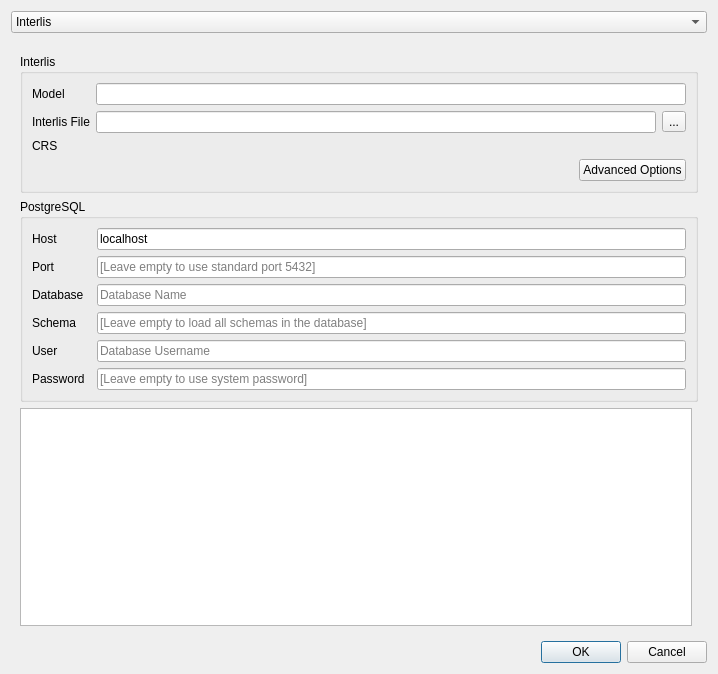
opengisch/QgisModelBaker, file projectgenerator/ui/generate_project.ui: the form before one commit.
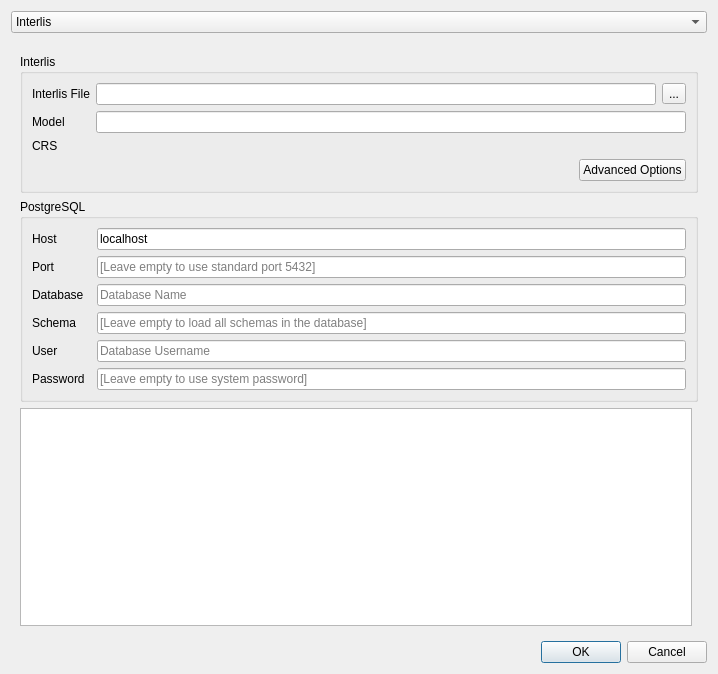
The form after the commit. Custom widgets are drawn as their Qt base class.

Commit message: Modify UI order model and ili file and add validations

Patch:
```diff
--- a/projectgenerator/ui/generate_project.ui
+++ b/projectgenerator/ui/generate_project.ui
@@ -142,18 +142,13 @@
             </property>
            </widget>
           </item>
-          <item row="1" column="0">
-           <widget class="QLabel" name="label_7">
-            <property name="text">
-             <string>Model</string>
-            </property>
-           </widget>
-          </item>
           <item row="3" column="1" colspan="3">
            <widget class="QgsProjectionSelectionWidget" name="crsSelector" native="true">
             <property name="focusPolicy">
              <enum>Qt::StrongFocus</enum>
             </property>
+            <zorder>label_7</zorder>
+            <zorder>ili_models_line_edit</zorder>
            </widget>
           </item>
           <item row="3" column="0">
@@ -166,26 +161,6 @@
             </property>
            </widget>
           </item>
-          <item row="1" column="1" colspan="3">
-           <widget class="QLineEdit" name="ili_models_line_edit"/>
-          </item>
-          <item row="2" column="0">
-           <widget class="QLabel" name="label">
-            <property name="text">
-             <string>Interlis File</string>
-            </property>
-           </widget>
-          </item>
-          <item row="2" column="3">
-           <widget class="QToolButton" name="ili_file_browse_button">
-            <property name="text">
-             <string>...</string>
-            </property>
-           </widget>
-          </item>
-          <item row="2" column="1" colspan="2">
-           <widget class="QLineEdit" name="ili_file_line_edit"/>
-          </item>
           <item row="4" column="1">
            <spacer name="horizontalSpacer">
             <property name="orientation">
@@ -199,6 +174,33 @@
             </property>
            </spacer>
           </item>
+          <item row="1" column="0">
+           <widget class="QLabel" name="label_7">
+            <property name="text">
+             <string>Model</string>
+            </property>
+           </widget>
+          </item>
+          <item row="1" column="1" colspan="3">
+           <widget class="QLineEdit" name="ili_models_line_edit"/>
+          </item>
+          <item row="0" column="0">
+           <widget class="QLabel" name="label">
+            <property name="text">
+             <string>Interlis File</string>
+            </property>
+           </widget>
+          </item>
+          <item row="0" column="3">
+           <widget class="QToolButton" name="ili_file_browse_button">
+            <property name="text">
+             <string>...</string>
+            </property>
+           </widget>
+          </item>
+          <item row="0" column="1" colspan="2">
+           <widget class="QLineEdit" name="ili_file_line_edit"/>
+          </item>
          </layout>
         </widget>
        </item>
```
Left out of the diff: 2 changed lines with no effect on the pictures. The commit also changes 2 other files.
